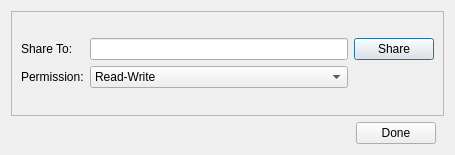
This is ui/private-share-dialog.ui in haiwen/seafile-client as Qt 5 draws it before an edit. The edited form follows.
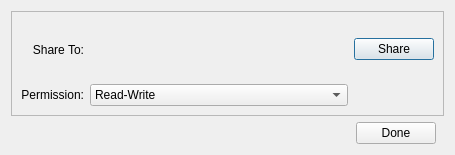
This is the edited form.

Commit message: private share: use a QComboBox as the group name input

The edit to the form file:
```diff
--- a/ui/private-share-dialog.ui
+++ b/ui/private-share-dialog.ui
@@ -30,11 +30,11 @@
           <property name="text">
            <string>Share To:</string>
           </property>
+          <property name="alignment">
+           <set>Qt::AlignRight|Qt::AlignTrailing|Qt::AlignVCenter</set>
+          </property>
          </widget>
         </item>
-        <item row="0" column="1">
-         <widget class="QLineEdit" name="mUsername"/>
-        </item>
         <item row="0" column="2">
          <widget class="QPushButton" name="mOkBtn">
           <property name="text">
@@ -47,10 +47,19 @@
           <property name="text">
            <string>Permission:</string>
           </property>
+          <property name="alignment">
+           <set>Qt::AlignRight|Qt::AlignTrailing|Qt::AlignVCenter</set>
+          </property>
          </widget>
         </item>
         <item row="1" column="1">
          <widget class="QComboBox" name="mPermission">
+          <property name="sizePolicy">
+           <sizepolicy hsizetype="MinimumExpanding" vsizetype="Fixed">
+            <horstretch>0</horstretch>
+            <verstretch>0</verstretch>
+           </sizepolicy>
+          </property>
           <item>
            <property name="text">
             <string>Read-Write</string>
@@ -63,6 +72,15 @@
           </item>
          </widget>
         </item>
+        <item row="0" column="1">
+         <widget class="QStackedWidget" name="mInputStack">
+          <property name="currentIndex">
+           <number>0</number>
+          </property>
+          <widget class="QWidget" name="page"/>
+          <widget class="QWidget" name="page_2"/>
+         </widget>
+        </item>
        </layout>
       </item>
      </layout>
```
The commit also changes 3 other files.
